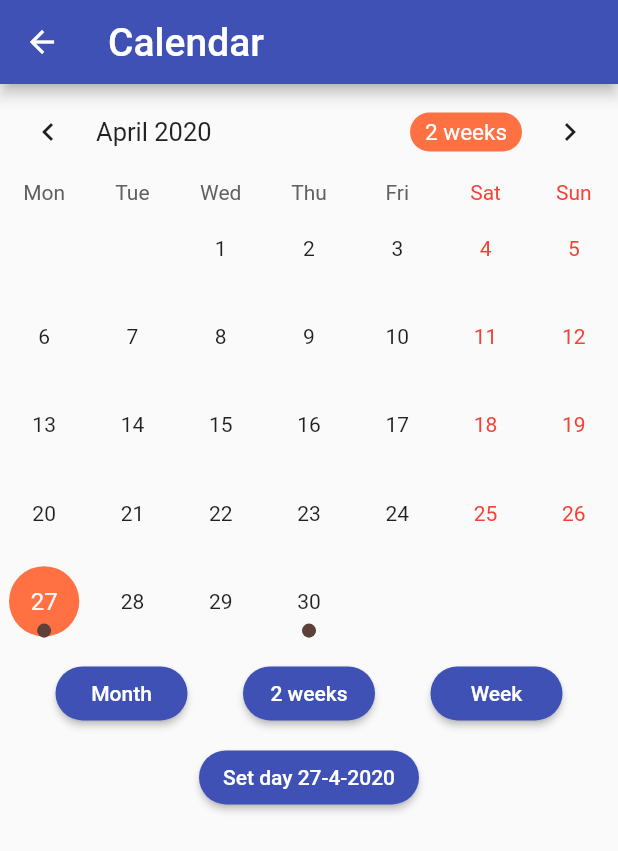
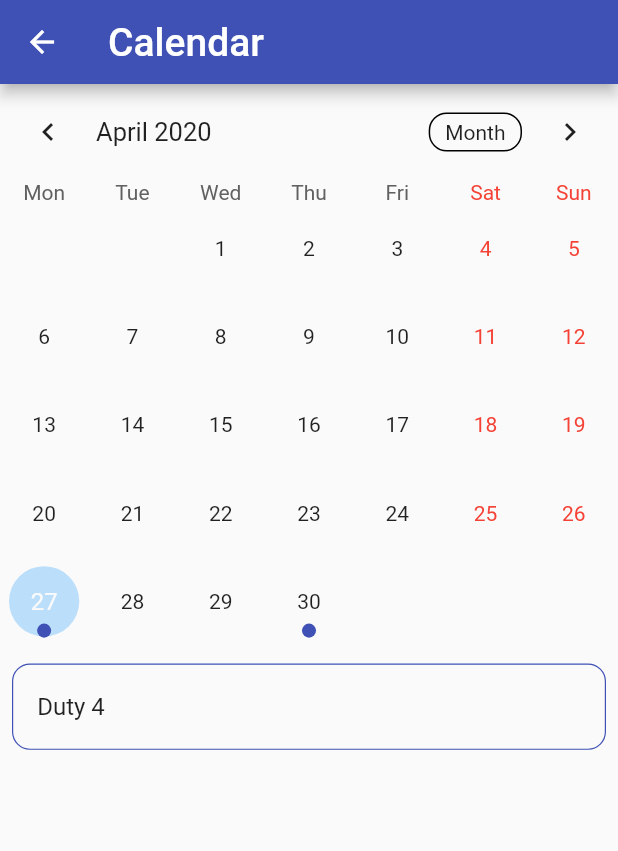
Before and after one commit to NL-Project/panthion, a Flutter app: the Calendar screen opened directly, on a phone screen of 412 x 824 dp. Shown: the top 851 px of the screen. Run offline on Flutter 3.47's test engine with Material 2 defaults, Android fonts, the phone set to English and light mode, and no system bars; drawn by our look-alikes of table_calendar; our stand-ins replace page_transition; missing offline and left inert: pdftron_flutter.

Commit message:
customized calendar

```diff
--- a/lib/calendar.dart
+++ b/lib/calendar.dart
@@ -2,7 +2,7 @@ import 'package:flutter/material.dart';
 import 'package:table_calendar/table_calendar.dart';
 
 final Map<DateTime, List> _duties = {
-  DateTime(2020, 6, 1): ['Duuty 1'],
+  DateTime(2020, 6, 1): ['Duty 1'],
   DateTime(2020, 5, 6): ['Duty 2'],
   DateTime(2020, 5, 14): ['Duty 3'],
   DateTime(2020, 4, 27): ['Duty 4'],
@@ -27,7 +27,7 @@ class _CalendarState extends State<Calendar> with TickerProviderStateMixin {
 
     _events = _duties;
 
-    _selectedEvents = _events[_selectedDay] ?? [];
+    _selectedEvents = _events[DateTime(_selectedDay.year, _selectedDay.month, _selectedDay.day)] ?? [];
     _calendarController = CalendarController();
 
     _animationController = AnimationController(
@@ -46,104 +46,39 @@ class _CalendarState extends State<Calendar> with TickerProviderStateMixin {
   }
 
   void _onDaySelected(DateTime day, List events) {
-    print('CALLBACK: _onDaySelected');
     setState(() {
       _selectedEvents = events;
     });
   }
 
-  void _onVisibleDaysChanged(
-      DateTime first, DateTime last, CalendarFormat format) {
-    print('CALLBACK: _onVisibleDaysChanged');
-  }
-
-  void _onCalendarCreated(
-      DateTime first, DateTime last, CalendarFormat format) {
-    print('CALLBACK: _onCalendarCreated');
-  }
-
-  Widget _buildTableCalendar() {
+  Widget _buildTableCalendar(Orientation orientation) {
     return TableCalendar(
       calendarController: _calendarController,
       events: _events,
       startingDayOfWeek: StartingDayOfWeek.monday,
       calendarStyle: CalendarStyle(
-        selectedColor: Colors.deepOrange[400],
-        todayColor: Colors.deepOrange[200],
-        markersColor: Colors.brown[700],
+        selectedColor: Theme.of(context).primaryColorLight,
+        todayColor: Colors.grey,
+        markersColor: Theme.of(context).primaryColor,
         outsideDaysVisible: false,
       ),
       headerStyle: HeaderStyle(
-        formatButtonTextStyle:
-            TextStyle().copyWith(color: Colors.white, fontSize: 15.0),
-        formatButtonDecoration: BoxDecoration(
-          color: Colors.deepOrange[400],
-          borderRadius: BorderRadius.circular(16.0),
-        ),
+        formatButtonShowsNext: false,
       ),
       onDaySelected: _onDaySelected,
-      onVisibleDaysChanged: _onVisibleDaysChanged,
-      onCalendarCreated: _onCalendarCreated,
-    );
-  }
-
-  Widget _buildButtons() {
-    final dateTime = _events.keys.elementAt(_events.length - 2);
-
-    return Column(
-      children: <Widget>[
-        Row(
-          mainAxisSize: MainAxisSize.max,
-          mainAxisAlignment: MainAxisAlignment.spaceEvenly,
-          children: <Widget>[
-            RaisedButton(
-              child: Text('Month'),
-              onPressed: () {
-                setState(() {
-                  _calendarController.setCalendarFormat(CalendarFormat.month);
-                });
-              },
-            ),
-            RaisedButton(
-              child: Text('2 weeks'),
-              onPressed: () {
-                setState(() {
-                  _calendarController
-                      .setCalendarFormat(CalendarFormat.twoWeeks);
-                });
-              },
-            ),
-            RaisedButton(
-              child: Text('Week'),
-              onPressed: () {
-                setState(() {
-                  _calendarController.setCalendarFormat(CalendarFormat.week);
-                });
-              },
-            ),
-          ],
-        ),
-        const SizedBox(height: 8.0),
-        RaisedButton(
-          child: Text(
-              'Set day ${dateTime.day}-${dateTime.month}-${dateTime.year}'),
-          onPressed: () {
-            _calendarController.setSelectedDay(
-              DateTime(dateTime.year, dateTime.month, dateTime.day),
-              runCallback: true,
-            );
-          },
-        ),
-      ],
     );
   }
 
   Widget _buildEventList() {
     return ListView(
       children: _selectedEvents
-          .map((event) => Container(
+          .map(
+            (event) => Container(
               decoration: BoxDecoration(
-                  border: Border.all(width: 0.8),
+                border: Border.all(
+                  width: 0.8,
+                  color: Theme.of(context).primaryColor,
+                ),
                 borderRadius: BorderRadius.circular(12.0),
               ),
               margin:
@@ -152,30 +87,27 @@ class _CalendarState extends State<Calendar> with TickerProviderStateMixin {
                 title: Text(event.toString()),
                 onTap: () => print('$event tapped!'),
               ),
-              ))
+            ),
+          )
           .toList(),
     );
   }
 
   @override
   Widget build(BuildContext context) {
-    return Scaffold(
+    var scaffold = Scaffold(
       appBar: AppBar(
         title: Text("Calendar"),
       ),
       body: Column(
         mainAxisSize: MainAxisSize.max,
         children: <Widget>[
-          // Switch out 2 lines below to play with TableCalendar's settings
-          //-----------------------
-          _buildTableCalendar(),
-          // _buildTableCalendarWithBuilders(),
-          const SizedBox(height: 8.0),
-          _buildButtons(),
+          _buildTableCalendar(MediaQuery.of(context).orientation),
           const SizedBox(height: 8.0),
           Expanded(child: _buildEventList()),
         ],
       ),
     );
+    return scaffold;
   }
 }
--- a/lib/main.dart
+++ b/lib/main.dart
@@ -1,8 +1,6 @@
 import 'package:flutter/cupertino.dart';
 import 'package:flutter/material.dart';
 import 'package:panthion/home.dart';
-
-import 'calendar.dart';
 
 const String home = "Home";
 
```
Also changed, not shown: lib/home.dart (+2 -5 lines). Lines whose indentation alone changed are shown as unchanged.
